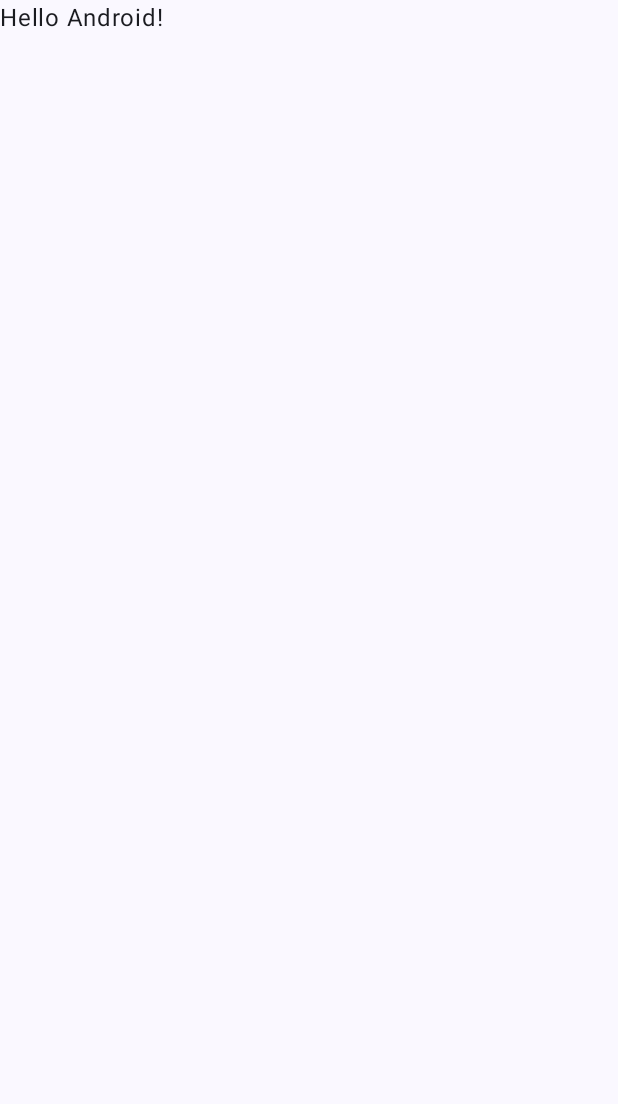
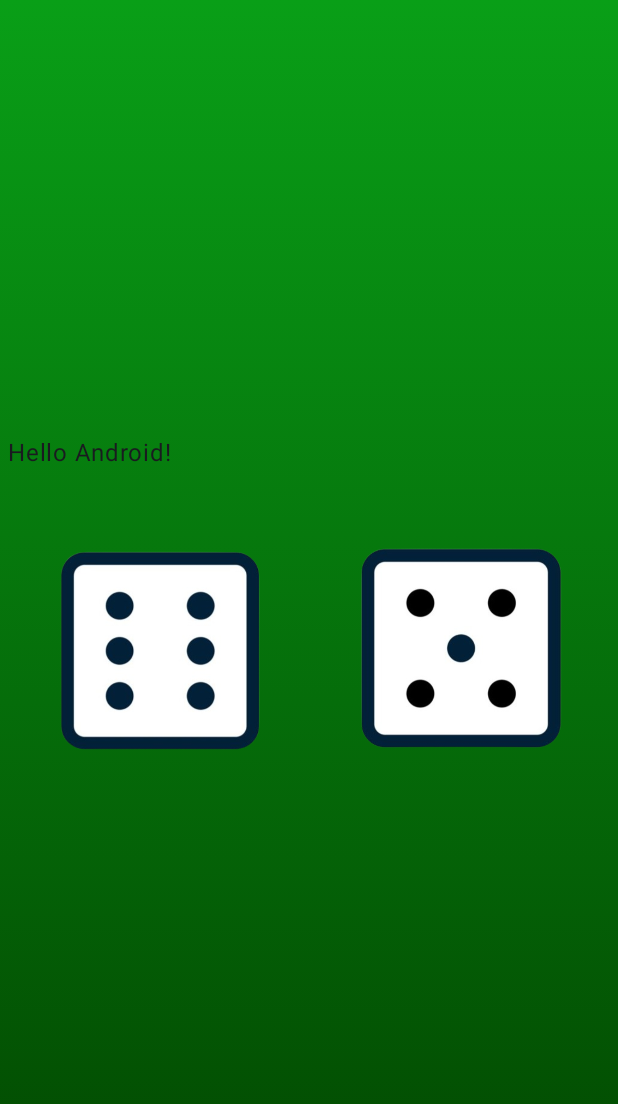
Before and after one commit to Mateus-FCL/JogoDado, an Android app built with Jetpack Compose: the screen it shows after launch (MainActivity), on a phone screen of 412 x 824 dp. Before the commit the part shown is almost empty. Shown: the top 1104 px of the screen. Run offline under Robolectric (Android 15) with nearby library versions, the phone set to English and light mode, and no system bars.

Commit message:
plano de fundo e imagem dos dados

```diff
--- a/app/src/main/java/com/example/jogodado/MainActivity.kt
+++ b/app/src/main/java/com/example/jogodado/MainActivity.kt
@@ -4,13 +4,29 @@ import android.os.Bundle
 import androidx.activity.ComponentActivity
 import androidx.activity.compose.setContent
 import androidx.activity.enableEdgeToEdge
+import androidx.compose.foundation.Image
+import androidx.compose.foundation.background
+import androidx.compose.foundation.layout.Arrangement
+import androidx.compose.foundation.layout.Box
+import androidx.compose.foundation.layout.Column
+import androidx.compose.foundation.layout.Row
+import androidx.compose.foundation.layout.Spacer
 import androidx.compose.foundation.layout.fillMaxSize
+import androidx.compose.foundation.layout.fillMaxWidth
+import androidx.compose.foundation.layout.height
 import androidx.compose.foundation.layout.padding
+import androidx.compose.foundation.layout.width
+import androidx.compose.material3.MaterialTheme
 import androidx.compose.material3.Scaffold
 import androidx.compose.material3.Text
 import androidx.compose.runtime.Composable
 import androidx.compose.ui.Modifier
+import androidx.compose.ui.geometry.Offset
+import androidx.compose.ui.graphics.Brush
+import androidx.compose.ui.graphics.Color
+import androidx.compose.ui.res.painterResource
 import androidx.compose.ui.tooling.preview.Preview
+import androidx.compose.ui.unit.dp
 import com.example.jogodado.ui.theme.JogoDadoTheme
 
 class MainActivity : ComponentActivity() {
@@ -20,10 +36,56 @@ class MainActivity : ComponentActivity() {
         setContent {
             JogoDadoTheme {
                 Scaffold(modifier = Modifier.fillMaxSize()) { innerPadding ->
-                    Greeting(
-                        name = "Android",
-                        modifier = Modifier.padding(innerPadding)
+                    Box(
+                        modifier = Modifier
+                            .fillMaxSize()
+                            .background(
+                                brush = Brush.linearGradient(
+                                    colors = listOf(
+                                        Color(0xFF099f17),
+                                        Color(0xFF024700)
+                                    ),
+                                    start = Offset(0f, 0f),
+                                    end = Offset(0f, Float.POSITIVE_INFINITY)
                                 )
+                            )
+                            .padding(innerPadding)
+                    ) {
+                        Column(
+                            modifier = Modifier
+                                .fillMaxSize()
+                                .padding(5.dp),
+                            verticalArrangement = Arrangement.Center
+                        ) {
+                            Greeting(name = "Android")
+
+                            Spacer(modifier = Modifier.height(20.dp))
+
+                            Row(
+                                modifier = Modifier.fillMaxWidth(),
+                                horizontalArrangement = Arrangement.SpaceEvenly
+                            ) {
+
+                                Image(
+                                    painter = painterResource(id = R.drawable.dado_6),
+                                    contentDescription = "Jogo 1",
+                                    modifier = Modifier
+                                        .weight(1f)
+                                        .height(200.dp)
+                                )
+
+                                Spacer(modifier = Modifier.height(20.dp))
+
+                                Image(
+                                    painter = painterResource(id = R.drawable.dado_5),
+                                    contentDescription = "Jogo 2",
+                                    modifier = Modifier
+                                        .weight(1f)
+                                        .height(200.dp)
+                                )
+                            }
+
+                        }
                     }
                 }
             }
@@ -45,3 +107,4 @@ fun GreetingPreview() {
             Greeting("Android")
         }
     }
+}
```
Also changed, not shown: app/src/main/res/drawable/dado_1.png (added), app/src/main/res/drawable/dado_2.png (added), app/src/main/res/drawable/dado_3.png (added), app/src/main/res/drawable/dado_4.png (added), app/src/main/res/drawable/dado_5.png (added), app/src/main/res/drawable/dado_6.png (added). Lines whose indentation alone changed are shown as unchanged.
